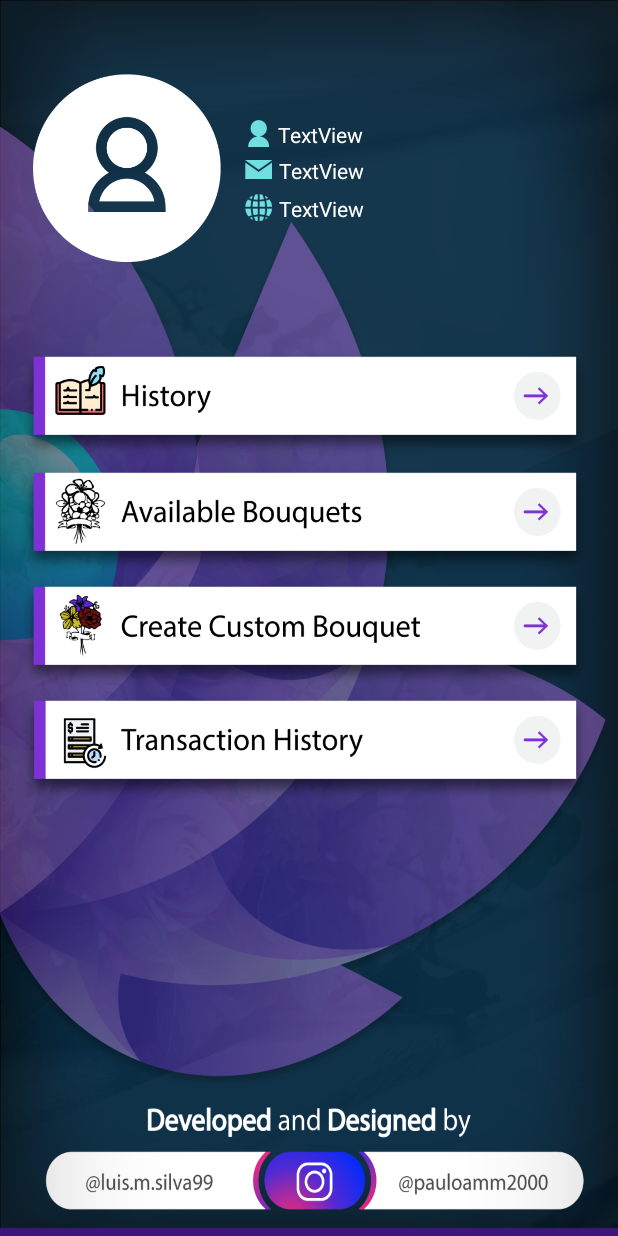
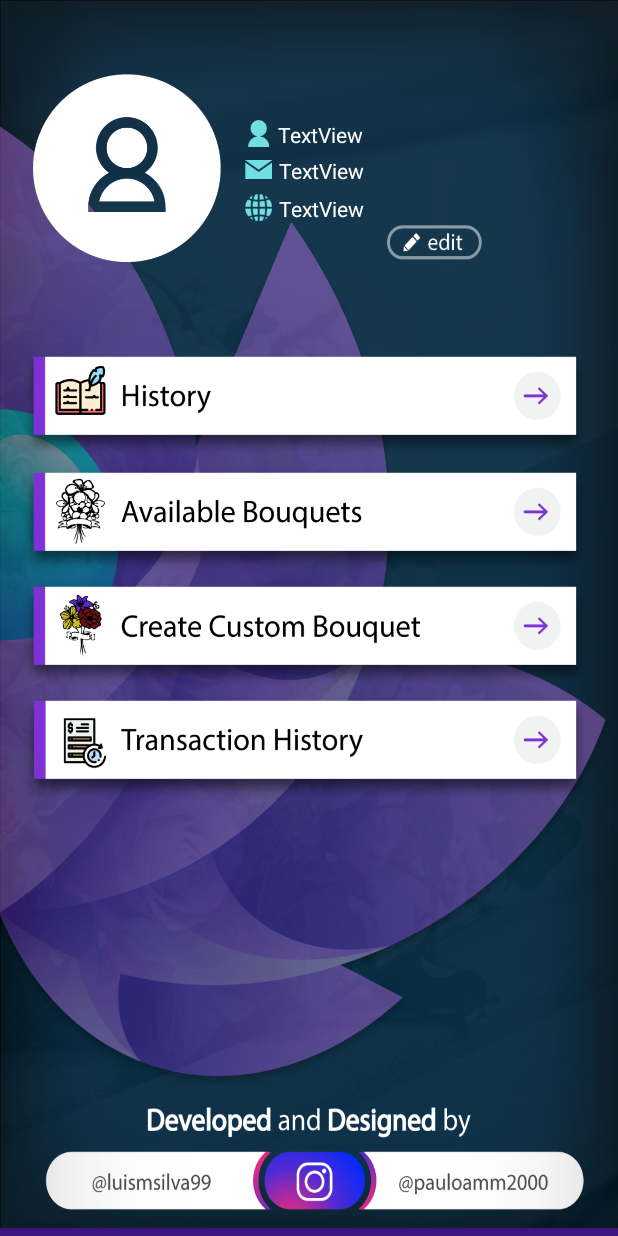
Before and after one commit to Pauloamm/Projeto-CM-a17011-a17012-a17014-master, an Android app: the layout activity_main_menu.xml on its own in the app's theme, with its tools: preview values and no code run, on a phone screen of 412 x 824 dp. Run offline under Robolectric (Android 15) with nearby library versions, the phone set to English and light mode, and no system bars.

Commit message:
History - Dona Lurdes

```diff
--- a/Florista-v2.0/app/src/main/AndroidManifest.xml
+++ b/Florista-v2.0/app/src/main/AndroidManifest.xml
@@ -18,6 +18,7 @@
         <activity android:name=".AccountSettingsActivity"></activity>
         <activity android:name=".ResetPasswordActivity"></activity>
         <activity android:name=".MainMenuActivity"></activity>
+        <activity android:name=".HistoryActivity"></activity>
 
         <activity
 
--- a/Florista-v2.0/app/src/main/java/com/example/floristav100/LoginActivity.kt
+++ b/Florista-v2.0/app/src/main/java/com/example/floristav100/LoginActivity.kt
@@ -74,6 +74,7 @@ class LoginActivity : AppCompatActivity() {
         if (currentUser != null)
             emailView.text = Editable.Factory.getInstance().newEditable(currentUser.email)
 
+        updateUI(currentUser)
     }
 
     private fun updateUI(currentUser : FirebaseUser?){
--- a/Florista-v2.0/app/src/main/java/com/example/floristav100/MainActivity.kt
+++ b/Florista-v2.0/app/src/main/java/com/example/floristav100/MainActivity.kt
@@ -31,7 +31,7 @@ class MainActivity : AppCompatActivity() {
         super.onCreate(savedInstanceState)
         setContentView(R.layout.activity_main)
         //setSupportActionBar(toolbar)
-        getSupportActionBar()!!.setTitle("D.Lurdes");
+
 
         // Gets reference from correspondent node in Firebase of Bouquet storage
         ref = FirebaseDatabase.getInstance().getReference(UserIdFirebase.UID!! +"/Available Bouquets")
--- a/Florista-v2.0/app/src/main/res/layout/activity_main_menu.xml
+++ b/Florista-v2.0/app/src/main/res/layout/activity_main_menu.xml
@@ -55,42 +55,54 @@
 
     <TextView
         android:id="@+id/usernameTextView"
-        android:layout_width="wrap_content"
+        android:layout_width="226dp"
         android:layout_height="wrap_content"
         android:layout_alignParentStart="true"
         android:layout_alignParentTop="true"
         android:layout_alignParentEnd="true"
         android:layout_marginStart="185dp"
         android:layout_marginTop="80dp"
-        android:layout_marginEnd="167dp"
+        android:layout_marginEnd="0dp"
         android:text="TextView"
         android:textColor="@android:color/white" />
 
     <TextView
         android:id="@+id/emailTextView"
-        android:layout_width="wrap_content"
+        android:layout_width="224dp"
         android:layout_height="wrap_content"
         android:layout_alignParentStart="true"
         android:layout_alignParentTop="true"
         android:layout_alignParentEnd="true"
         android:layout_marginStart="186dp"
         android:layout_marginTop="104dp"
-        android:layout_marginEnd="166dp"
+        android:layout_marginEnd="1dp"
         android:text="TextView"
         android:textColor="@android:color/white" />
 
     <TextView
         android:id="@+id/internetTextView"
-        android:layout_width="wrap_content"
+        android:layout_width="223dp"
         android:layout_height="wrap_content"
         android:layout_alignParentStart="true"
         android:layout_alignParentTop="true"
         android:layout_alignParentEnd="true"
         android:layout_marginStart="186dp"
         android:layout_marginTop="129dp"
-        android:layout_marginEnd="166dp"
+        android:layout_marginEnd="2dp"
         android:text="TextView"
         android:textColor="@android:color/white" />
+
+    <ImageButton
+        android:id="@+id/editButtonView"
+        android:layout_width="63dp"
+        android:layout_height="23dp"
+        android:layout_alignParentStart="true"
+        android:layout_alignParentTop="true"
+        android:layout_centerHorizontal="false"
+        android:layout_marginStart="258dp"
+        android:layout_marginTop="150dp"
+        android:background="@drawable/edit_button"
+        android:text="Button" />
 
     <ImageButton
         android:id="@+id/historyButtonView"
@@ -139,26 +151,29 @@
         android:layout_marginStart="11dp"
         android:layout_marginTop="461dp"
         android:background="@drawable/transaction_history_button"
-        android:text="Button" />
+        />
 
-    <Button
+
+    <ImageButton
         android:id="@+id/luisInstaButtonView"
-        android:layout_width="164dp"
-        android:layout_height="wrap_content"
+        android:layout_width="165dp"
+        android:layout_height="48dp"
         android:layout_alignParentStart="true"
-        android:layout_alignParentTop="true"
-        android:layout_marginStart="227dp"
-        android:layout_marginTop="672dp"
-        android:visibility="invisible" />
-
-    <Button
-        android:id="@+id/pauloInstaButtonView"
-        android:layout_width="164dp"
-        android:layout_height="wrap_content"
-        android:layout_alignParentStart="true"
-        android:layout_alignParentTop="true"
+        android:layout_alignParentBottom="true"
         android:layout_marginStart="25dp"
         android:layout_marginTop="675dp"
-        android:visibility="invisible" />
+        android:layout_marginBottom="8dp"
+        android:background="@android:color/transparent" />
+
+    <ImageButton
+        android:id="@+id/pauloInstaButtonView"
+        android:layout_width="165dp"
+        android:layout_height="48dp"
+        android:layout_alignParentStart="true"
+        android:layout_alignParentBottom="true"
+        android:layout_marginStart="228dp"
+        android:layout_marginTop="675dp"
+        android:layout_marginBottom="10dp"
+        android:background="@android:color/transparent" />
 
 </RelativeLayout>
```
Also changed, not shown: Florista-v2.0/app/src/main/java/com/example/floristav100/HistoryActivity.kt (added, +26 -0 lines), Florista-v2.0/app/src/main/java/com/example/floristav100/MainMenuActivity.kt (+66 -2 lines), Florista-v2.0/app/src/main/res/layout/activity_history.xml (added, +28 -0 lines), Florista-v2.0/app/src/main/res/drawable/history_background.png (added), Florista-v2.0/app/src/main/res/drawable/mainbackground.png.
